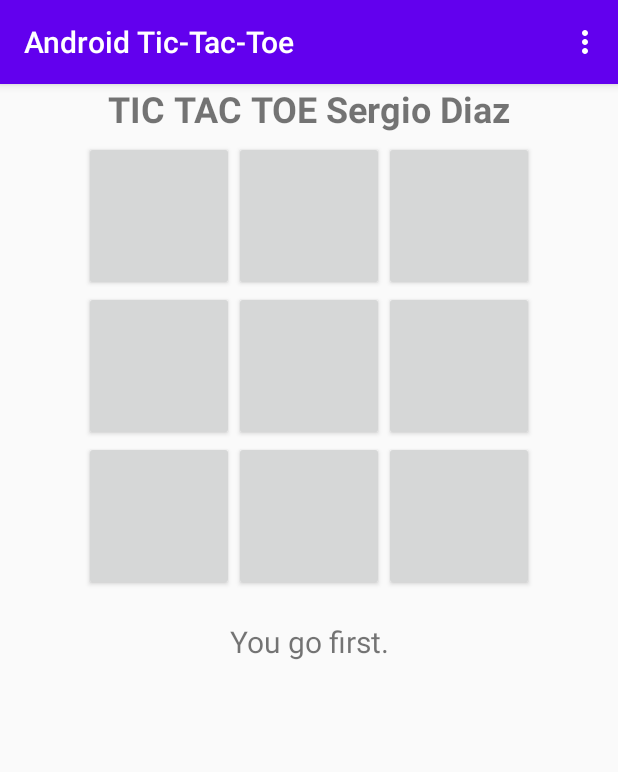
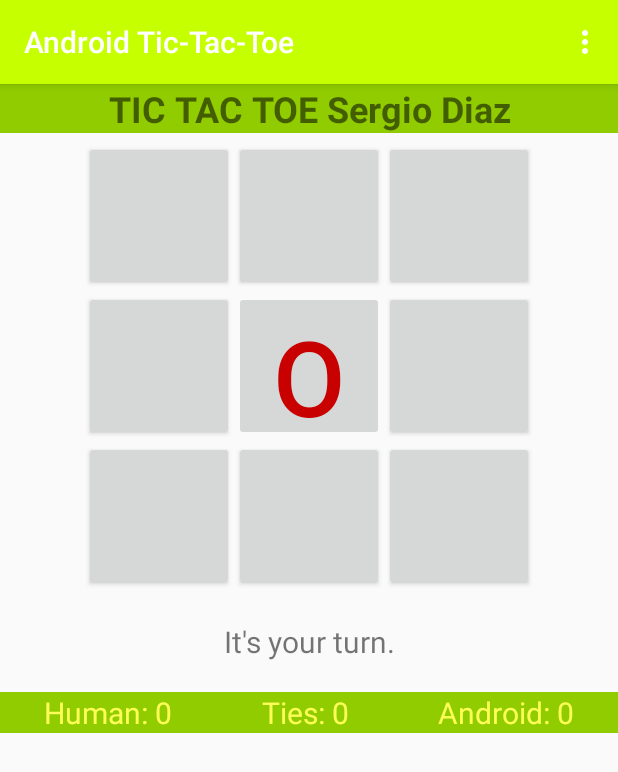
Before and after one commit to seradiazpin/Movilesunal20202, an Android app: the screen it shows after launch (MainActivity), on a phone screen of 412 x 824 dp. Shown: the top 772 px of the screen. Run offline under Robolectric (Android 15) with nearby library versions, the phone set to English and light mode, and no system bars.

Commit message:
extra reto

```diff
--- a/3.TicTacToe/AndroidTicTacToe/app/src/main/java/co/edu/unal/tictactoe/MainActivity.kt
+++ b/3.TicTacToe/AndroidTicTacToe/app/src/main/java/co/edu/unal/tictactoe/MainActivity.kt
@@ -39,6 +39,7 @@ class MainActivity : AppCompatActivity() {
     }
     private fun startNewGame(){
         mGame.clearBoard()
+
         for (i in mBoardButtons.indices) {
             mBoardButtons[i]!!.text = ""
             mBoardButtons[i]!!.isEnabled = true
@@ -56,13 +57,31 @@ class MainActivity : AppCompatActivity() {
                         winner = mGame.checkForWinner()
                     }
                     if (winner == 0) mInfoTextView?.text = "It's your turn."
-                    else if (winner == 1) mInfoTextView?.text ="It's a tie!"
-                    else if (winner == 2) mInfoTextView?.text = "You won!"
-                    else mInfoTextView?.text ="Android won!"
+                    else if (winner == 1){
+                        mInfoTextView?.text ="It's a tie!"
+                        mGame.ties()
+                        findViewById<TextView>(R.id.ties_score).text = "Ties: " + mGame.ties.toString()
+                    }
+                    else if (winner == 2) {
+                        mInfoTextView?.text = "You won!"
+                        mGame.humanWin()
+                        findViewById<TextView>(R.id.human_score).text = "Human: " +mGame.humanWins.toString()
+                    }
+                    else {mInfoTextView?.text ="Android won!"
+                        mGame.androidWin()
+                        findViewById<TextView>(R.id.android_score).text = "Android: " +mGame.androidWins.toString()
+                    }
                 }
             }
         }
-        mInfoTextView?.text = "You go first."
+        if(!mGame.humanStart){
+            mInfoTextView?.text = "It's Android's turn."
+            val move: Int = mGame.getComputerMove()
+            setMove(mGame.COMPUTER_PLAYER, move)
+            mInfoTextView?.text = "It's your turn."
+        }else{
+            mInfoTextView?.text = "You go first."
+        }
     }
     private fun setMove(player: Char, location: Int) {
         mGame.setMove(player, location)
@@ -80,6 +99,7 @@ class MainActivity : AppCompatActivity() {
     }
 
     override fun onOptionsItemSelected(item: MenuItem): Boolean {
+        mGame.humanStart = !mGame.humanStart
         startNewGame()
         return true
     }
--- a/3.TicTacToe/AndroidTicTacToe/app/src/main/res/layout/activity_main.xml
+++ b/3.TicTacToe/AndroidTicTacToe/app/src/main/res/layout/activity_main.xml
@@ -5,19 +5,23 @@
     android:layout_width="match_parent"
     android:layout_height="match_parent"
     tools:context=".MainActivity">
+
     <LinearLayout
-        android:orientation="vertical"
         android:layout_width="fill_parent"
         android:layout_height="fill_parent"
         android:gravity="center_horizontal"
+        android:orientation="vertical"
         app:layout_constraintBottom_toBottomOf="parent"
         app:layout_constraintLeft_toLeftOf="parent"
         app:layout_constraintRight_toRightOf="parent"
-        app:layout_constraintTop_toTopOf="parent">
+        app:layout_constraintTop_toTopOf="parent"
+        >
 
         <TextView
-            android:layout_width="wrap_content"
+            android:layout_width="match_parent"
             android:layout_height="wrap_content"
+            android:background="@color/colorPrimaryDark"
+            android:gravity="center_horizontal"
             android:text="@string/title"
             android:textSize="24sp"
             android:textStyle="bold"
@@ -122,6 +126,54 @@
             app:layout_constraintRight_toRightOf="parent"
             app:layout_constraintTop_toTopOf="parent" />
 
+        <LinearLayout
+            android:layout_width="fill_parent"
+            android:layout_height="fill_parent"
+            android:orientation="horizontal"
+            app:layout_constraintBottom_toBottomOf="parent"
+            app:layout_constraintLeft_toLeftOf="parent"
+            app:layout_constraintRight_toRightOf="parent"
+            app:layout_constraintTop_toTopOf="parent"
+
+            >
+
+            <TextView
+                android:id="@+id/human_score"
+                android:layout_width="wrap_content"
+                android:layout_height="wrap_content"
+                android:layout_marginTop="20dp"
+                android:gravity="center_horizontal"
+                android:text="Human: 0"
+                android:textSize="20sp"
+                android:layout_weight="1"
+                android:background="@color/colorPrimaryDark"
+                android:textColor="@color/colorAccent"
+                />
+            <TextView
+                android:id="@+id/ties_score"
+                android:layout_width="wrap_content"
+                android:layout_height="wrap_content"
+                android:layout_marginTop="20dp"
+                android:gravity="center_horizontal"
+                android:text="Ties: 0"
+                android:textSize="20sp"
+                android:layout_weight="1"
+                android:background="@color/colorPrimaryDark"
+                android:textColor="@color/colorAccent"
+                />
+            <TextView
+                android:id="@+id/android_score"
+                android:layout_width="wrap_content"
+                android:layout_height="wrap_content"
+                android:layout_marginTop="20dp"
+                android:gravity="center_horizontal"
+                android:text="Android: 0"
+                android:layout_weight="1"
+                android:textSize="20sp"
+                android:background="@color/colorPrimaryDark"
+                android:textColor="@color/colorAccent"
+                />
+        </LinearLayout>
     </LinearLayout>
 
 </androidx.constraintlayout.widget.ConstraintLayout>
--- a/3.TicTacToe/AndroidTicTacToe/app/src/main/res/values/colors.xml
+++ b/3.TicTacToe/AndroidTicTacToe/app/src/main/res/values/colors.xml
@@ -1,6 +1,6 @@
 <?xml version="1.0" encoding="utf-8"?>
 <resources>
-    <color name="colorPrimary">#6200EE</color>
-    <color name="colorPrimaryDark">#3700B3</color>
-    <color name="colorAccent">#03DAC5</color>
+    <color name="colorPrimary">#c6ff00</color>
+    <color name="colorPrimaryDark">#90cc00</color>
+    <color name="colorAccent">#fdff58</color>
 </resources>
```
Also changed, not shown: 3.TicTacToe/AndroidTicTacToe/app/src/main/AndroidManifest.xml (+7 -4 lines), 3.TicTacToe/AndroidTicTacToe/app/src/main/java/co/edu/unal/tictactoe/TicTacToeGame.kt (+13 -1 lines). Lines whose indentation alone changed are shown as unchanged.
